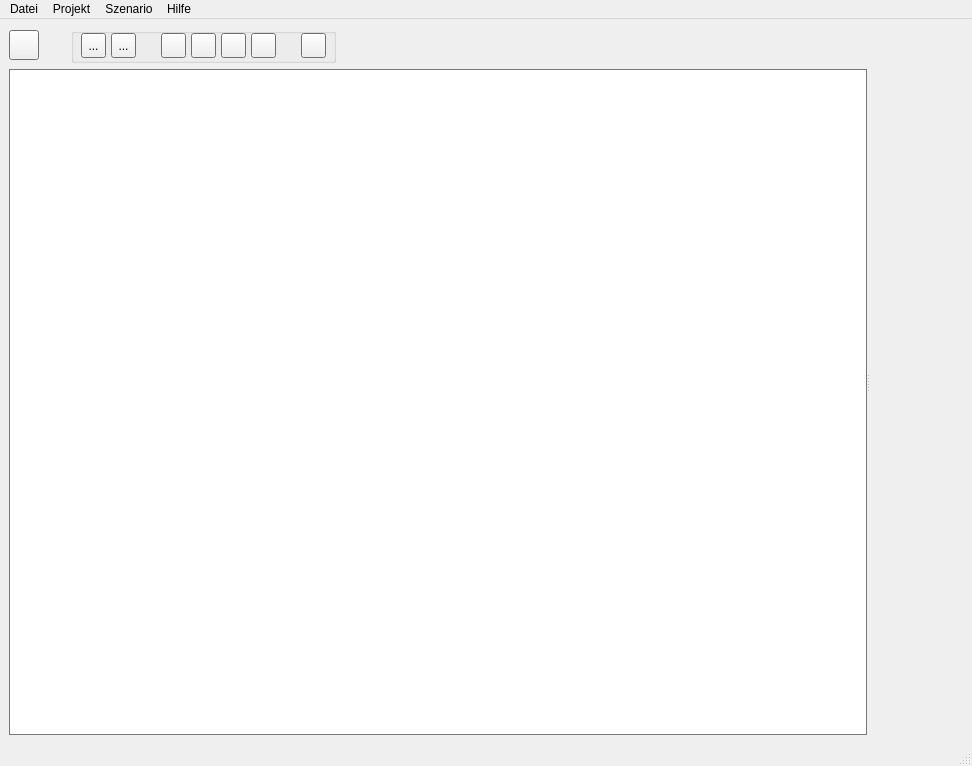
ChrFr/gui_vm, file src/gui_vm/view/qt_designed/main_window.ui: the form before one commit.
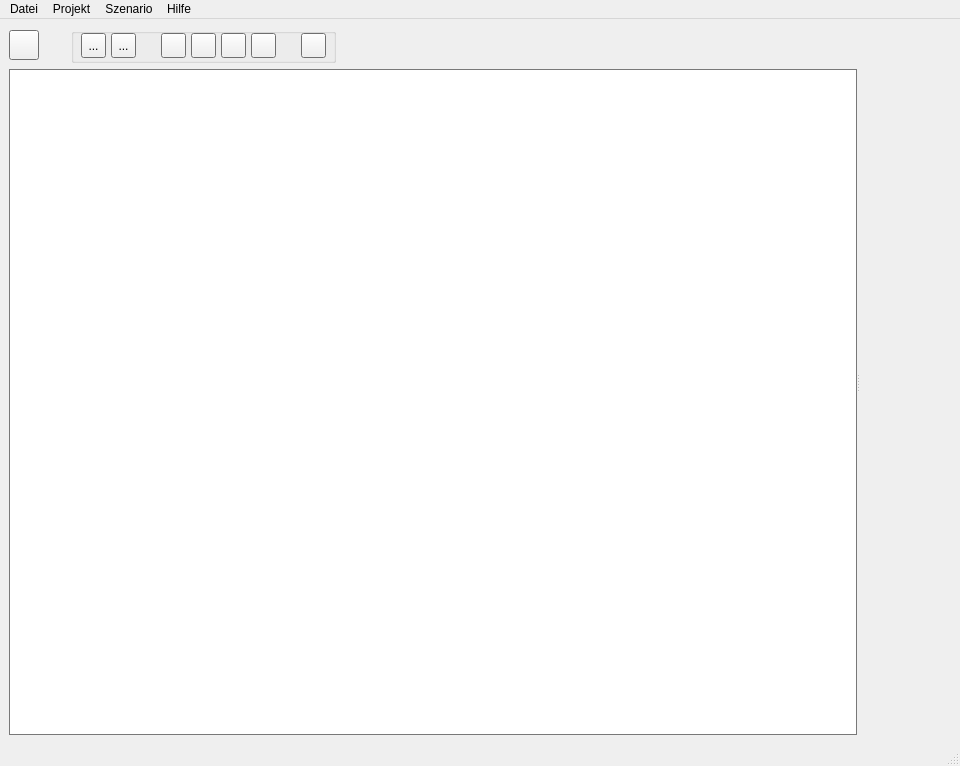
The form after the commit. Icons and pictures are not drawn.

Patch:
```diff
--- a/src/gui_vm/view/qt_designed/main_window.ui
+++ b/src/gui_vm/view/qt_designed/main_window.ui
@@ -6,7 +6,7 @@
    <rect>
     <x>0</x>
     <y>0</y>
-    <width>972</width>
+    <width>960</width>
     <height>766</height>
    </rect>
   </property>
@@ -421,8 +421,8 @@
     <rect>
      <x>0</x>
      <y>0</y>
-     <width>972</width>
-     <height>21</height>
+     <width>960</width>
+     <height>25</height>
     </rect>
    </property>
    <widget class="QMenu" name="menuDatei">
```
